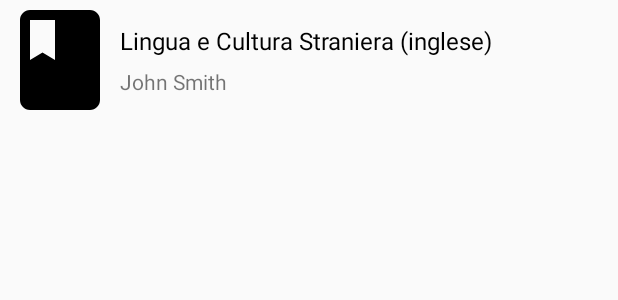
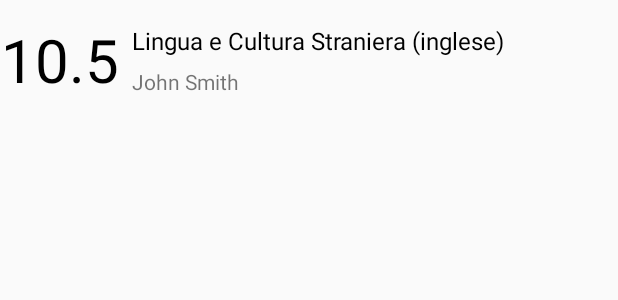
Before and after one commit to Stypox/quadermas, an Android app: the layout subject_item.xml on its own in the app's theme, with its tools: preview values and no code run, on a phone screen of 412 x 824 dp. Shown: the top 300 px of the screen. Run offline under Robolectric (Android 15) with nearby library versions, the phone set to English and light mode, and no system bars.

Commit message:
Show average in SubjectItem with color

```diff
--- a/android/app/src/main/res/layout/subject_item.xml
+++ b/android/app/src/main/res/layout/subject_item.xml
@@ -6,32 +6,40 @@
     android:layout_width="match_parent"
     android:layout_height="80dp">
 
-    <ImageView
-        android:id="@+id/average_image"
+    <TextView
+        android:id="@+id/average"
         android:layout_width="80dp"
         android:layout_height="match_parent"
-        android:background="@drawable/ic_book_black_24dp"
-        tools:contentDescription="Computer Science"
+        android:textColor="@color/highlightedText"
+        android:textAlignment="center"
+        android:gravity="center"
+        android:textSize="40sp"
+        app:layout_constraintBottom_toBottomOf="parent"
         app:layout_constraintStart_toStartOf="parent"
-        tools:layout_editor_absoluteY="0dp" />
+        app:layout_constraintTop_toTopOf="parent"
+        tools:text="10.5" />
 
     <TextView
         android:id="@+id/name"
         android:layout_width="wrap_content"
         android:layout_height="wrap_content"
+        android:layout_marginStart="8dp"
+        android:layout_marginLeft="8dp"
         android:layout_marginTop="16dp"
-        tools:text="Lingua e Cultura Straniera (inglese)"
         android:textColor="@color/highlightedText"
         android:textSize="16sp"
-        app:layout_constraintStart_toEndOf="@+id/average_image"
-        app:layout_constraintTop_toTopOf="parent" />
+        app:layout_constraintStart_toEndOf="@+id/average"
+        app:layout_constraintTop_toTopOf="parent"
+        tools:text="Lingua e Cultura Straniera (inglese)" />
 
     <TextView
         android:id="@+id/teacher"
         android:layout_width="wrap_content"
         android:layout_height="wrap_content"
+        android:layout_marginStart="8dp"
+        android:layout_marginLeft="8dp"
         android:layout_marginBottom="16dp"
-        tools:text="John Smith"
         app:layout_constraintBottom_toBottomOf="parent"
-        app:layout_constraintStart_toEndOf="@+id/average_image" />
+        app:layout_constraintStart_toEndOf="@+id/average"
+        tools:text="John Smith" />
 </android.support.constraint.ConstraintLayout>
--- a/android/app/src/main/res/values/colors.xml
+++ b/android/app/src/main/res/values/colors.xml
@@ -4,4 +4,8 @@
     <color name="colorPrimaryDark">#00574B</color>
     <color name="colorAccent">#D81B60</color>
     <color name="highlightedText">#000000</color>
+
+    <color name="failingMark">#B20000</color>
+    <color name="halfwayMark">#B2B200</color>
+    <color name="excellentMark">#00B200</color>
 </resources>
```
Also changed, not shown: android/app/src/main/java/com/stypox/mastercom_workbook/view/SubjectItem.java (+29 -5 lines).
